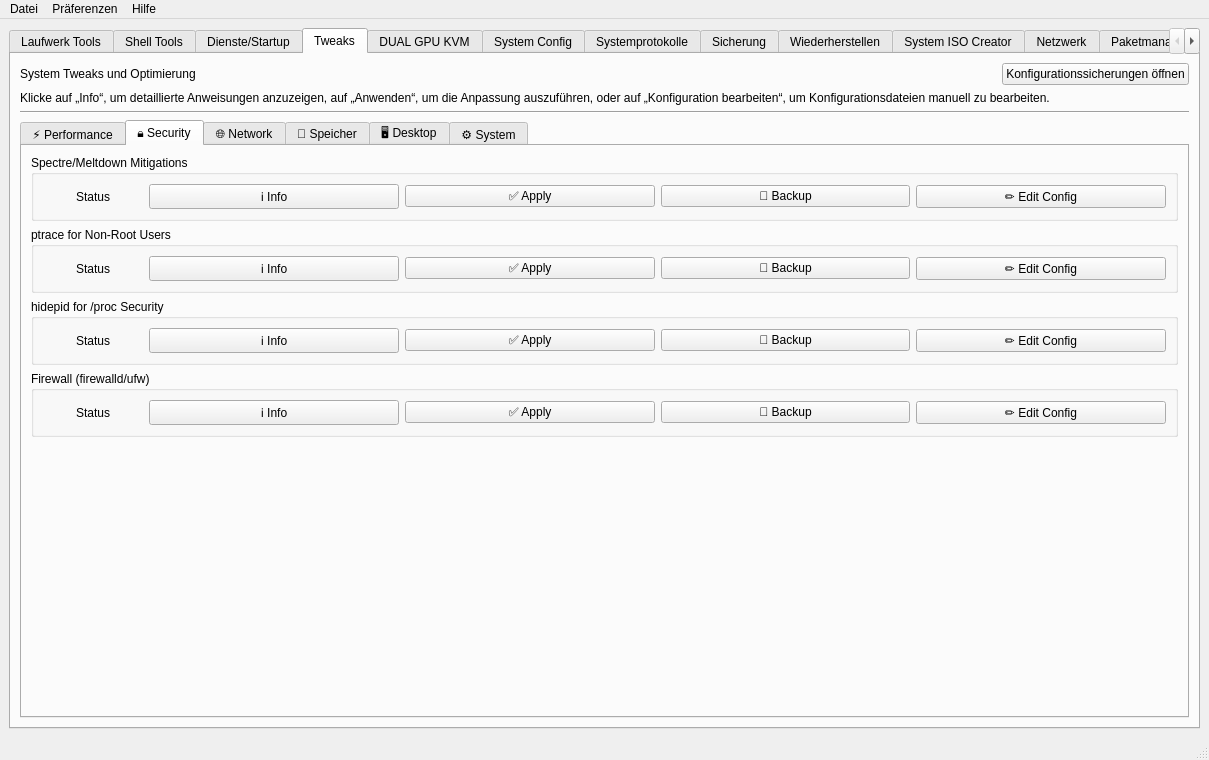
Old version of the form mainwindow.ui in the repository Henry2o1o/CachyOsTools.
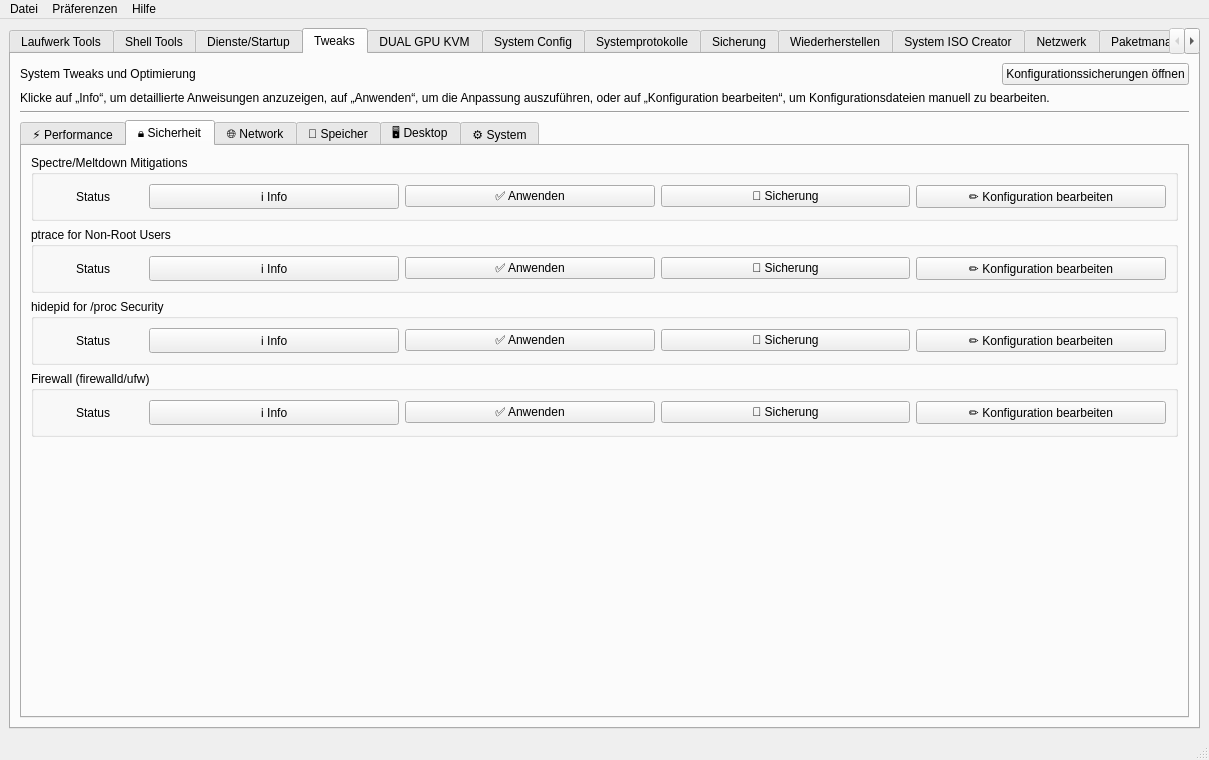
New version of the form. The open tabs and pages were chosen to show the change.

Diff of the .ui file:
```diff
--- a/mainwindow.ui
+++ b/mainwindow.ui
@@ -838,7 +838,7 @@
           </widget>
           <widget class="QWidget" name="securityTab">
            <attribute name="title">
-            <string>🔒 Security</string>
+            <string>🔒 Sicherheit</string>
            </attribute>
            <layout class="QVBoxLayout" name="securityLayout">
             <item>
@@ -879,21 +879,21 @@
                <item>
                 <widget class="QPushButton" name="mitigationsApplyButton">
                  <property name="text">
-                  <string>✅ Apply</string>
+                  <string>✅ Anwenden</string>
                  </property>
                 </widget>
                </item>
                <item>
                 <widget class="QPushButton" name="mitigationsBackupButton">
                  <property name="text">
-                  <string>💾 Backup</string>
+                  <string>💾 Sicherung</string>
                  </property>
                 </widget>
                </item>
                <item>
                 <widget class="QPushButton" name="mitigationsConfigButton">
                  <property name="text">
-                  <string>✏️ Edit Config</string>
+                  <string>✏️ Konfiguration bearbeiten</string>
                  </property>
                 </widget>
                </item>
@@ -938,21 +938,21 @@
                <item>
                 <widget class="QPushButton" name="ptraceApplyButton">
                  <property name="text">
-                  <string>✅ Apply</string>
+                  <string>✅ Anwenden</string>
                  </property>
                 </widget>
                </item>
                <item>
                 <widget class="QPushButton" name="ptraceBackupButton">
                  <property name="text">
-                  <string>💾 Backup</string>
+                  <string>💾 Sicherung</string>
                  </property>
                 </widget>
                </item>
                <item>
                 <widget class="QPushButton" name="ptraceConfigButton">
                  <property name="text">
-                  <string>✏️ Edit Config</string>
+                  <string>✏️ Konfiguration bearbeiten</string>
                  </property>
                 </widget>
                </item>
@@ -997,21 +997,21 @@
                <item>
                 <widget class="QPushButton" name="hidepidApplyButton">
                  <property name="text">
-                  <string>✅ Apply</string>
+                  <string>✅ Anwenden</string>
                  </property>
                 </widget>
                </item>
                <item>
                 <widget class="QPushButton" name="hidepidBackupButton">
                  <property name="text">
-                  <string>💾 Backup</string>
+                  <string>💾 Sicherung</string>
                  </property>
                 </widget>
                </item>
                <item>
                 <widget class="QPushButton" name="hidepidConfigButton">
                  <property name="text">
-                  <string>✏️ Edit Config</string>
+                  <string>✏️ Konfiguration bearbeiten</string>
                  </property>
                 </widget>
                </item>
@@ -1056,21 +1056,21 @@
                <item>
                 <widget class="QPushButton" name="firewallApplyButton">
                  <property name="text">
-                  <string>✅ Apply</string>
+                  <string>✅ Anwenden</string>
                  </property>
                 </widget>
                </item>
                <item>
                 <widget class="QPushButton" name="firewallBackupButton">
                  <property name="text">
-                  <string>💾 Backup</string>
+                  <string>💾 Sicherung</string>
                  </property>
                 </widget>
                </item>
                <item>
                 <widget class="QPushButton" name="firewallConfigButton">
                  <property name="text">
-                  <string>✏️ Edit Config</string>
+                  <string>✏️ Konfiguration bearbeiten</string>
                  </property>
                 </widget>
                </item>
```
Left out of the diff: 24 changed lines with no effect on the pictures.
